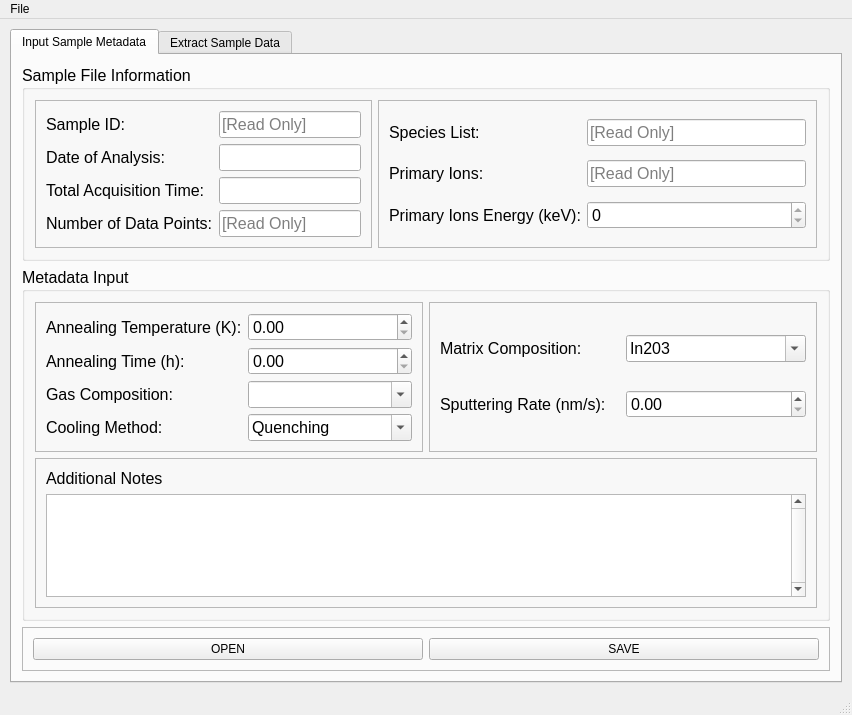
Above: uiFiles/MainUI.ui from Gimb0/KS1911-SIMS before the change. Below: the same form after it.
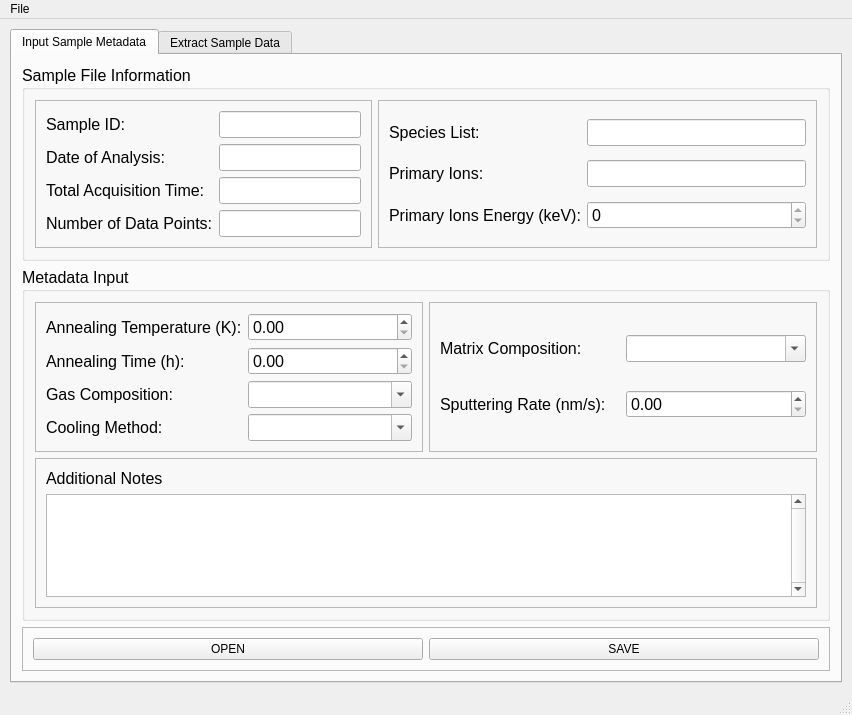
That is the form after the change. The open tabs and pages were chosen to show the change.

```diff
--- a/uiFiles/MainUI.ui
+++ b/uiFiles/MainUI.ui
@@ -83,9 +83,6 @@
                 <property name="readOnly">
                  <bool>true</bool>
                 </property>
-                <property name="placeholderText">
-                 <string>[Read Only]</string>
-                </property>
                 <property name="clearButtonEnabled">
                  <bool>false</bool>
                 </property>
@@ -158,9 +155,6 @@
                 <property name="readOnly">
                  <bool>true</bool>
                 </property>
-                <property name="placeholderText">
-                 <string>[Read Only]</string>
-                </property>
                </widget>
               </item>
              </layout>
@@ -210,9 +204,6 @@
                 <property name="readOnly">
                  <bool>true</bool>
                 </property>
-                <property name="placeholderText">
-                 <string>[Read Only]</string>
-                </property>
                </widget>
               </item>
               <item row="0" column="0">
@@ -238,9 +229,6 @@
                 <property name="readOnly">
                  <bool>true</bool>
                 </property>
-                <property name="placeholderText">
-                 <string>[Read Only]</string>
-                </property>
                </widget>
               </item>
               <item row="3" column="2">
@@ -339,16 +327,6 @@
                 <property name="editable">
                  <bool>true</bool>
                 </property>
-                <item>
-                 <property name="text">
-                  <string>In203</string>
-                 </property>
-                </item>
-                <item>
-                 <property name="text">
-                  <string>TiO2</string>
-                 </property>
-                </item>
                </widget>
               </item>
               <item row="1" column="0">
@@ -404,11 +382,6 @@
                 <property name="editable">
                  <bool>true</bool>
                 </property>
-                <item>
-                 <property name="text">
-                  <string>Quenching</string>
-                 </property>
-                </item>
                </widget>
               </item>
               <item row="4" column="0">
```
